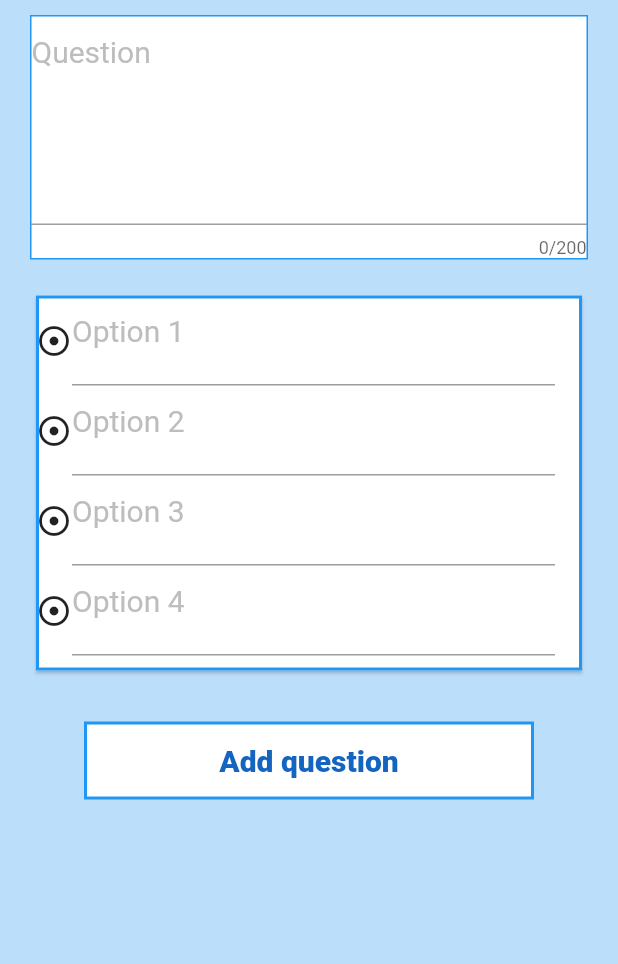
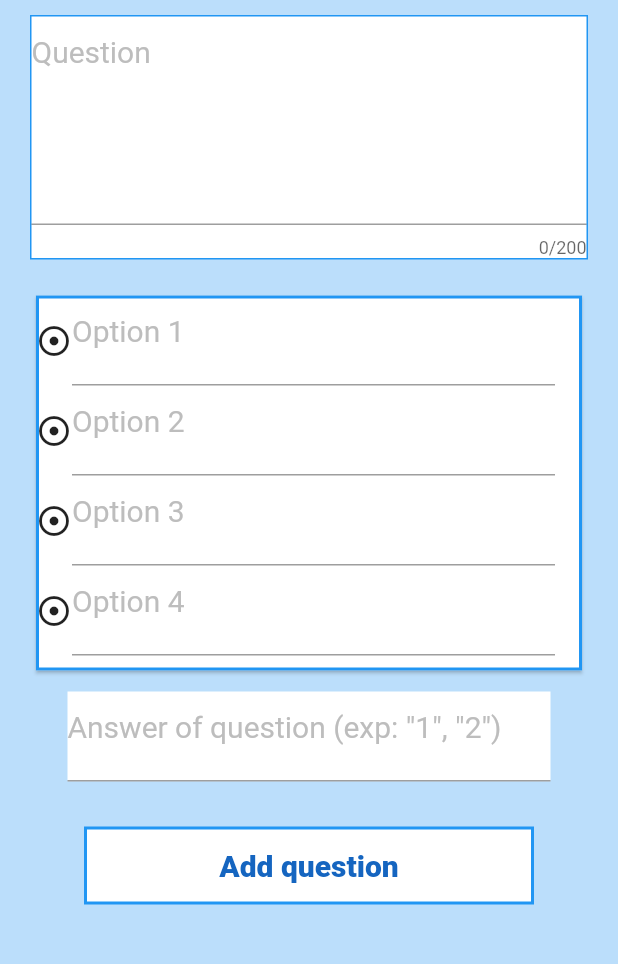
Before and after one commit to Phuc-HuynhTrong/quiz_maker, a Flutter app: the CreateQuizHome screen opened directly, after a tap on an icon or button, on a phone screen of 412 x 824 dp, the part 84-1048 px from its top. Run offline on Flutter 3.47's test engine with Material 2 defaults, Android fonts, the phone set to English and light mode, and no system bars; our stand-ins replace cloud_firestore, firebase_auth, firebase_core, firebase_storage, image_picker; accounts and stored records are empty.

Commit message:
add data flow from add question to quiz

```diff
--- a/lib/screens/createQuiz/addquestions.dart
+++ b/lib/screens/createQuiz/addquestions.dart
@@ -1,14 +1,22 @@
 import 'package:flutter/material.dart';
+import 'package:quiz_maker/models/Question.dart';
 import 'package:quiz_maker/widgets/appbar.dart';
 
 class AddQuestionScreen extends StatefulWidget {
-  const AddQuestionScreen({Key? key}) : super(key: key);
+  final Question ques;
+  const AddQuestionScreen({Key? key, required this.ques}) : super(key: key);
 
   @override
   _AddQuestionScreenState createState() => _AddQuestionScreenState();
 }
 
 class _AddQuestionScreenState extends State<AddQuestionScreen> {
+  late String ques;
+  late String op1;
+  late String op2;
+  late String op3;
+  late String op4;
+  late String answer;
   @override
   Widget build(BuildContext context) {
     return Scaffold(
@@ -57,7 +65,9 @@ class _AddQuestionScreenState extends State<AddQuestionScreen> {
                         color: Colors.grey[400],
                       ),
                     ),
-                    onChanged: (val) {},
+                    onChanged: (val) {
+                      ques = val;
+                    },
                   )),
               SizedBox(
                 height: 20,
@@ -93,7 +103,9 @@ class _AddQuestionScreenState extends State<AddQuestionScreen> {
                                   color: Colors.grey[400],
                                 ),
                               ),
-                              onChanged: (val) {},
+                              onChanged: (val) {
+                                op1 = val;
+                              },
                             ),
                           ),
                         )
@@ -123,7 +135,9 @@ class _AddQuestionScreenState extends State<AddQuestionScreen> {
                                   color: Colors.grey[400],
                                 ),
                               ),
-                              onChanged: (val) {},
+                              onChanged: (val) {
+                                op2 = val;
+                              },
                             ),
                           ),
                         )
@@ -153,7 +167,9 @@ class _AddQuestionScreenState extends State<AddQuestionScreen> {
                                   color: Colors.grey[400],
                                 ),
                               ),
-                              onChanged: (val) {},
+                              onChanged: (val) {
+                                op3 = val;
+                              },
                             ),
                           ),
                         )
@@ -183,7 +199,9 @@ class _AddQuestionScreenState extends State<AddQuestionScreen> {
                                   color: Colors.grey[400],
                                 ),
                               ),
-                              onChanged: (val) {},
+                              onChanged: (val) {
+                                op4 = val;
+                              },
                             ),
                           ),
                         )
@@ -192,13 +210,51 @@ class _AddQuestionScreenState extends State<AddQuestionScreen> {
                     SizedBox(
                       height: 10,
                     ),
-                    Row()
+                    Row(
+                    )
                   ],
+                ),
+              ),
+              SizedBox(
+                height: 10,
+              ),
+              Center(
+                child: Container(
+                  width: MediaQuery.of(context).size.width - 90,
+                  height: 60,
+                  decoration: BoxDecoration(
+                    color: Colors.white,
+                  ),
+                  child: TextFormField(
+                    style: TextStyle(
+                      fontSize: 20,
+                    ),
+                    minLines: 5,
+                    maxLines: 5,
+                    //smaxLength: 200,
+                    validator: (val) {
+                      // ignore: unrelated_type_equality_checks
+                      if(val != 1 || val != 2 || val != 3|| val != 4)
+                        return 'Write the right answer';
+                      return val!.isEmpty ? 'Write the right answer' : null;
+                    },
+                    decoration: InputDecoration(
+                      hintText: 'Answer of question (exp: "1", "2")',
+                      hintStyle: TextStyle(
+                        fontSize: 20,
+                        color: Colors.grey[400],
+                      ),
+                    ),
+                    onChanged: (val) {
+                      answer = val;
+                    },
+                  ),
                 ),
               ),
               SizedBox(
                 height: 30,
               ),
+
               Center(
                   child: Container(
                 width: 300,
@@ -208,6 +264,12 @@ class _AddQuestionScreenState extends State<AddQuestionScreen> {
                 ),
                 child: TextButton(
                   onPressed: () {
+                    widget.ques.question = ques;
+                    widget.ques.option1 = op1;
+                    widget.ques.option2 = op2;
+                    widget.ques.option3 = op3;
+                    widget.ques.option4 = op4;
+                    widget.ques.rightAnswer = answer;
                     Navigator.pop(context);
                   },
                   child: Text(
--- a/lib/screens/createQuiz/createQuizHome.dart
+++ b/lib/screens/createQuiz/createQuizHome.dart
@@ -36,7 +36,7 @@ class _CreateQuizHomeState extends State<CreateQuizHome> {
   }
 
   void _onImageButtonPressed(ImageSource source,
-      {BuildContext? context, bool isMultiImage = false}) async {
+      {BuildContext? context}) async {
     try {
       final pickedFile = await picker.pickImage(
         source: source,
@@ -142,7 +142,11 @@ class _CreateQuizHomeState extends State<CreateQuizHome> {
           SliverList(
               delegate: SliverChildBuilderDelegate(
             (BuildContext context, int index) {
-              return Container();
+              return Container(
+                alignment: Alignment.center,
+                color: Colors.white,
+                child: Text(listQuestion[index].question.toString()),
+              );
             },
             childCount: listQuestion.length,
           )),
@@ -151,11 +155,26 @@ class _CreateQuizHomeState extends State<CreateQuizHome> {
       floatingActionButton: FloatingActionButton(
         elevation: 1,
         backgroundColor: Colors.grey,
-        onPressed: () {
-          Navigator.push(
+        onPressed: () async {
+          Question ques = Question(
+              id: '',
+              imageURL: '',
+              option1: '',
+              option2: '',
+              option3: '',
+              option4: '',
+              question: '',
+              rightAnswer: '');
+          await Navigator.push(
               context,
               MaterialPageRoute(
-                  builder: (BuildContext context) => AddQuestionScreen()));
+                  builder: (BuildContext context) => AddQuestionScreen(
+                        ques: ques,
+                      )));
+          print ('ques : ' + ques.question);
+          if (ques.question != '') {
+            listQuestion.add(ques);
+          }
         },
         child: Center(
             child: Text(
--- a/lib/screens/createQuiz/createquiz.dart
+++ b/lib/screens/createQuiz/createquiz.dart
@@ -17,7 +17,7 @@ class _CreatQuizScreenState extends State<CreatQuizScreen> {
   bool uploadImage = false;
   final ImagePicker picker = ImagePicker();
   void _onImageButtonPressed(ImageSource source,
-      {BuildContext? context, bool isMultiImage = false}) async {
+      {BuildContext? context}) async {
     try {
       final pickedFile = await picker.pickImage(
         source: source,
```
